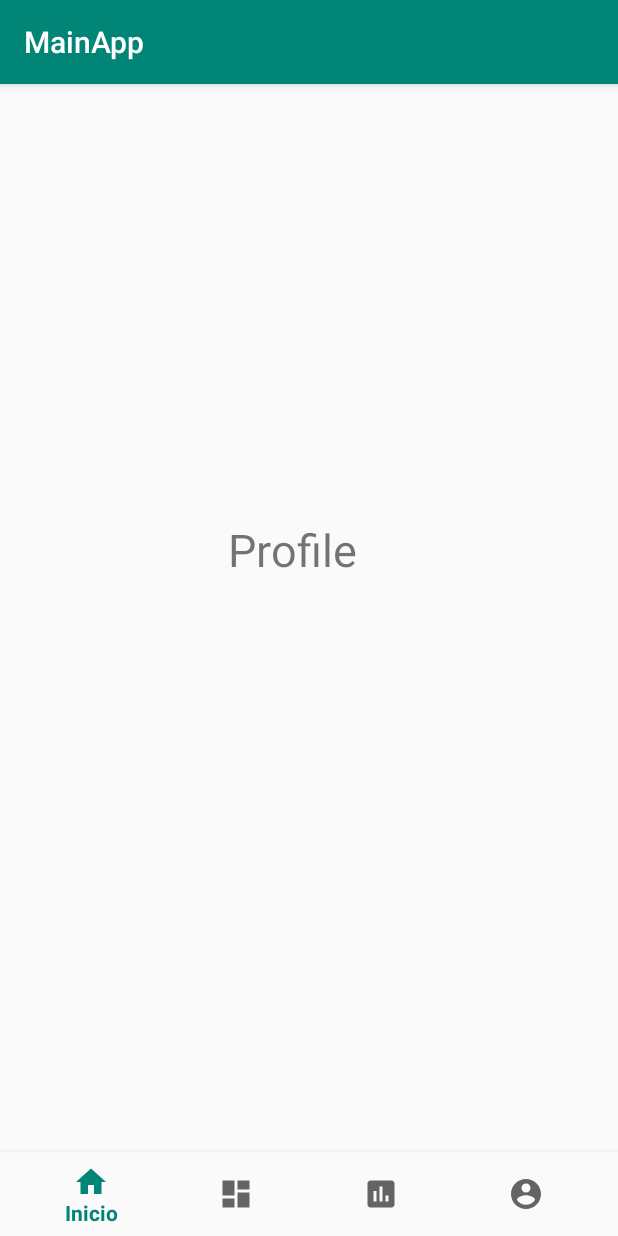
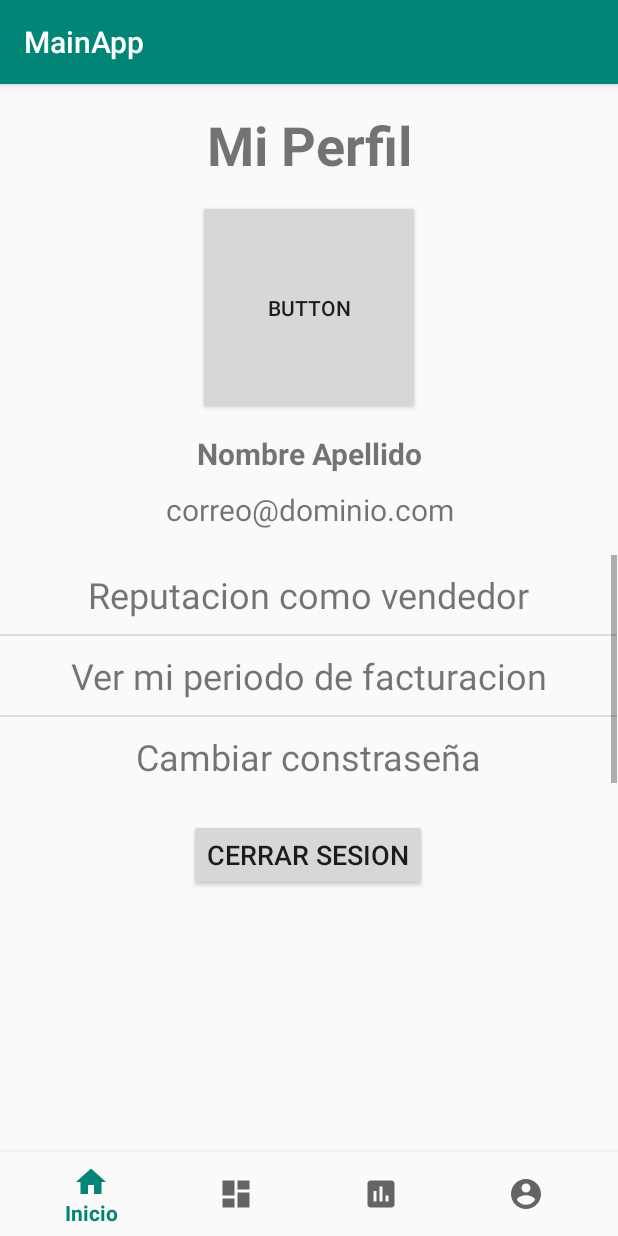
Before and after one commit to Zrisan1/Proyecto_RCON, an Android app: the fragment Profile_Fragment placed in its activity, on a phone screen of 412 x 824 dp. Run offline under Robolectric (Android 15) with nearby library versions, the phone set to English and light mode, and no system bars.

Commit message:
agregando el perfil

```diff
--- a/app/src/main/java/com/example/proyecto_sinnombre/MainApp.java
+++ b/app/src/main/java/com/example/proyecto_sinnombre/MainApp.java
@@ -14,7 +14,6 @@ import androidx.fragment.app.FragmentManager;
 import androidx.fragment.app.FragmentTransaction;
 
 import android.view.MenuItem;
-import android.widget.TextView;
 
 public class MainApp extends AppCompatActivity {
 
@@ -36,6 +35,7 @@ public class MainApp extends AppCompatActivity {
                 case R.id.navigation_profile:
                     CargarFragment(new Profile_Fragment());
                     return true;
+
             }
             return false;
         }
@@ -62,6 +62,7 @@ public class MainApp extends AppCompatActivity {
 
         }
         ///////////////////////---------FIN R -----////////////////////
+
     }
 
     public void CargarFragment(Fragment fragment){
--- a/app/src/main/java/com/example/proyecto_sinnombre/Profile_Fragment.java
+++ b/app/src/main/java/com/example/proyecto_sinnombre/Profile_Fragment.java
@@ -1,16 +1,29 @@
 package com.example.proyecto_sinnombre;
 
 import android.content.Context;
+import android.graphics.Typeface;
 import android.os.Bundle;
+import android.text.SpannableString;
+import android.text.Spanned;
+import android.text.style.StyleSpan;
+import android.text.style.TypefaceSpan;
 import android.view.LayoutInflater;
 import android.view.View;
 import android.view.ViewGroup;
+import android.widget.ArrayAdapter;
+import android.widget.ListView;
+import android.widget.TextView;
 
 import androidx.annotation.NonNull;
 import androidx.annotation.Nullable;
 import androidx.fragment.app.Fragment;
 
 public class Profile_Fragment extends Fragment {
+
+    ListView lv1;
+    TextView tv1,tv_nombre,tv_email;
+
+    private String opciones_profile[] = {"Reputacion como vendedor","Ver mi periodo de facturacion","Cambiar constraseña"};
 
     public Profile_Fragment() {
 
@@ -30,7 +43,30 @@ public class Profile_Fragment extends Fragment {
     @Override
     public View onCreateView(@NonNull LayoutInflater inflater, @Nullable ViewGroup container, @Nullable Bundle savedInstanceState) {
         View view = inflater.inflate(R.layout.profile_fragment,container,false);
+
+        lv1 = (ListView)view.findViewById(R.id.options_profile);
+        tv1 = (TextView)view.findViewById(R.id.title_profile1);
+        tv_nombre = (TextView)view.findViewById(R.id.txt_nombre);
+
+        ArrayAdapter<String> adapter_opciones_profile = new ArrayAdapter<String>(getActivity(), R.layout.list_item_options_profile,opciones_profile);
+        lv1.setAdapter(adapter_opciones_profile);
+
+        String titulo_perfil = "Mi Perfil";
+        String texto_nombre = "Nombre Apellido";
+
+        SpannableString texto1 = new SpannableString(titulo_perfil);
+        SpannableString texto2 = new SpannableString(texto_nombre);
+
+        StyleSpan boldSpan = new StyleSpan(Typeface.BOLD);
+
+        texto1.setSpan(boldSpan,0,9, Spanned.SPAN_EXCLUSIVE_EXCLUSIVE);
+        texto2.setSpan(boldSpan,0,15,Spanned.SPAN_EXCLUSIVE_EXCLUSIVE);
+
+        tv1.setText(texto1);
+        tv_nombre.setText(texto2);
         return view;
+
+
     }
 
     @Override
--- a/app/src/main/res/layout/fragment_fragment_on_boarding_dos.xml
+++ b/app/src/main/res/layout/fragment_fragment_on_boarding_dos.xml
@@ -76,7 +76,7 @@
         android:translationY="-180dp"/>
 
     <TextView
-        android:id="@+id/textView4"
+        android:id="@+id/title_profile1"
         android:layout_width="wrap_content"
         android:layout_height="wrap_content"
         android:text="TextView"
--- a/app/src/main/res/layout/fragment_fragment_on_boarding_uno.xml
+++ b/app/src/main/res/layout/fragment_fragment_on_boarding_uno.xml
@@ -23,7 +23,7 @@
         app:srcCompat="@drawable/img" />
 
     <TextView
-        android:id="@+id/textView5"
+        android:id="@+id/txt_nombre"
         android:layout_width="match_parent"
         android:layout_height="wrap_content"
         android:layout_marginStart="8dp"
@@ -34,13 +34,13 @@
         android:textAlignment="center"
         android:textColor="#fff"
         android:textSize="40dp"
-        app:layout_constraintBottom_toTopOf="@+id/textView7"
+        app:layout_constraintBottom_toTopOf="@+id/txt_correo"
         app:layout_constraintEnd_toEndOf="parent"
         app:layout_constraintStart_toStartOf="parent"
         app:layout_constraintTop_toBottomOf="@+id/imageView" />
 
     <TextView
-        android:id="@+id/textView7"
+        android:id="@+id/txt_correo"
         android:layout_width="wrap_content"
         android:layout_height="334dp"
         android:layout_marginEnd="8dp"
--- /dev/null
+++ b/app/src/main/res/layout/list_item_options_profile.xml
@@ -0,0 +1,8 @@
+<?xml version="1.0" encoding="utf-8"?>
+<TextView
+    android:layout_height="wrap_content"
+    android:layout_width="match_parent"
+    android:textSize="24sp"
+    android:padding="10sp"
+    android:textAlignment="center"
+    xmlns:android="http://schemas.android.com/apk/res/android" />
--- a/app/src/main/res/layout/profile_fragment.xml
+++ b/app/src/main/res/layout/profile_fragment.xml
@@ -1,21 +1,86 @@
 <?xml version="1.0" encoding="utf-8"?>
-<RelativeLayout
+<androidx.constraintlayout.widget.ConstraintLayout
     xmlns:android="http://schemas.android.com/apk/res/android"
     xmlns:app="http://schemas.android.com/apk/res-auto"
     xmlns:tools="http://schemas.android.com/tools"
-    android:orientation="vertical"
-    android:layout_width="match_parent"
+    android:orientation="vertical" android:layout_width="match_parent"
     android:layout_height="match_parent">
 
     <TextView
-        android:id="@+id/textView4"
-        android:layout_width="wrap_content"
-        android:layout_height="wrap_content"
-        android:layout_marginStart="152dp"
-        android:layout_marginTop="290dp"
-        android:text="Profile"
-        android:textSize="30sp"
+        android:id="@+id/title_profile1"
+        android:layout_width="167dp"
+        android:layout_height="45dp"
+        android:layout_marginStart="8dp"
+        android:layout_marginTop="16dp"
+        android:layout_marginEnd="8dp"
+        android:text="@string/title_frame_profile"
+        android:textAlignment="center"
+        android:textSize="36sp"
+        app:layout_constraintEnd_toEndOf="parent"
         app:layout_constraintStart_toStartOf="parent"
         app:layout_constraintTop_toTopOf="parent" />
 
-</RelativeLayout>
+    <TextView
+        android:id="@+id/txt_nombre"
+        android:layout_width="383dp"
+        android:layout_height="29dp"
+        android:layout_marginStart="8dp"
+        android:layout_marginTop="12dp"
+        android:layout_marginEnd="8dp"
+        android:text="@string/texto_perfil_default"
+        android:textAlignment="center"
+        android:textSize="20sp"
+        app:layout_constraintEnd_toEndOf="parent"
+        app:layout_constraintStart_toStartOf="parent"
+        app:layout_constraintTop_toBottomOf="@+id/button2" />
+
+    <TextView
+        android:id="@+id/txt_correo"
+        android:layout_width="384dp"
+        android:layout_height="28dp"
+        android:layout_marginStart="8dp"
+        android:layout_marginTop="8dp"
+        android:layout_marginEnd="8dp"
+        android:text="@string/texto_correo_default"
+        android:textAlignment="center"
+        android:textSize="20sp"
+        app:layout_constraintEnd_toEndOf="parent"
+        app:layout_constraintStart_toStartOf="parent"
+        app:layout_constraintTop_toBottomOf="@+id/txt_nombre" />
+
+    <ListView
+        android:id="@+id/options_profile"
+        android:layout_width="411dp"
+        android:layout_height="156dp"
+        android:layout_marginTop="16dp"
+        android:textAlignment="center"
+        app:layout_constraintStart_toStartOf="parent"
+        app:layout_constraintTop_toBottomOf="@+id/txt_correo" />
+
+    <Button
+        android:id="@+id/button2"
+        android:layout_width="148dp"
+        android:layout_height="143dp"
+        android:layout_marginStart="8dp"
+        android:layout_marginTop="16dp"
+        android:layout_marginEnd="8dp"
+        android:text="Button"
+        app:layout_constraintEnd_toEndOf="parent"
+        app:layout_constraintStart_toStartOf="parent"
+        app:layout_constraintTop_toBottomOf="@+id/title_profile1" />
+
+    <Button
+        android:id="@+id/btn_close_session"
+        android:layout_width="wrap_content"
+        android:layout_height="wrap_content"
+        android:layout_marginStart="8dp"
+        android:layout_marginTop="20dp"
+        android:layout_marginEnd="8dp"
+        android:text="@string/close_session"
+        android:textSize="18sp"
+        app:layout_constraintEnd_toEndOf="parent"
+        app:layout_constraintHorizontal_bias="0.497"
+        app:layout_constraintStart_toStartOf="parent"
+        app:layout_constraintTop_toBottomOf="@+id/options_profile" />
+
+</androidx.constraintlayout.widget.ConstraintLayout>
--- a/app/src/main/res/values/strings.xml
+++ b/app/src/main/res/values/strings.xml
@@ -6,4 +6,8 @@
     <string name="title_dashboard2">Ventas</string>
     <string name="title_profile">Perfil</string>
     <string name="TituloApp">COSAS QUE VUELAN</string>
+    <string name="title_frame_profile">Mi Perfil</string>
+    <string name="close_session">Cerrar Sesion</string>
+    <string name="texto_perfil_default">Nombre Apellido</string>
+    <string name="texto_correo_default">correo@dominio.com</string>
 </resources>
```
